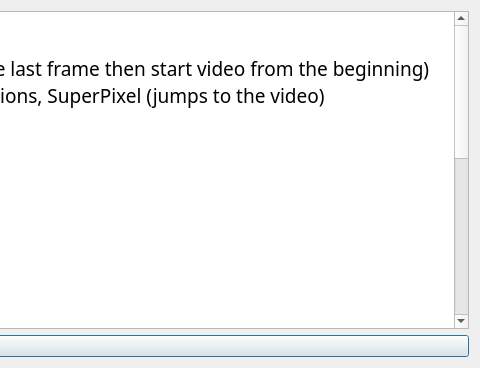
Above: application/mainwindowInfo.ui from kevinhartyanyi/BSC-Thesis before the change; both pictures show x 543 to 1023 and y 0 to 368 of the 1023 by 368 pixel window. Below: the same form after it.
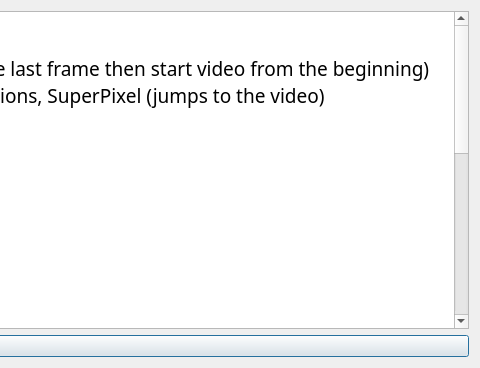
That is the form after the change.

Commit message: Added object detection

The edit to the form file:
```diff
--- a/application/mainwindowInfo.ui
+++ b/application/mainwindowInfo.ui
@@ -47,6 +47,7 @@
 &lt;li style=&quot; margin-top:0px; margin-bottom:0px; margin-left:0px; margin-right:0px; -qt-block-indent:0; text-indent:0px;&quot;&gt;BackOF: Backward optical flow (optical flow with reversed frames)&lt;/li&gt;
 &lt;li style=&quot; margin-top:0px; margin-bottom:0px; margin-left:0px; margin-right:0px; -qt-block-indent:0; text-indent:0px;&quot;&gt;Depth: Depth estimation (darker means farther, brighter means closer)&lt;/li&gt;
 &lt;li style=&quot; margin-top:0px; margin-bottom:0px; margin-left:0px; margin-right:0px; -qt-block-indent:0; text-indent:0px;&quot;&gt;Mask: Speed mask (the coloured pixels are used in the speed estimation)&lt;/li&gt;
+&lt;li style=&quot; margin-top:0px; margin-bottom:0px; margin-left:0px; margin-right:0px; -qt-block-indent:0; text-indent:0px;&quot;&gt;ObjectDetection: Object detection with YOLO model.&lt;/li&gt;
 &lt;li style=&quot; margin-top:0px; margin-bottom:0px; margin-left:0px; margin-right:0px; -qt-block-indent:0; text-indent:0px;&quot;&gt;OFArrows: Optical flow directions with arrows (after throwing away the inconsistent optical flow)&lt;/li&gt;
 &lt;li style=&quot; margin-top:0px; margin-bottom:0px; margin-left:0px; margin-right:0px; -qt-block-indent:0; text-indent:0px;&quot;&gt;OFDirections: Optical flow directions with colours (after throwing away the inconsistent optical flow), different colours represent different directions&lt;/li&gt;
 &lt;li style=&quot; margin-top:0px; margin-bottom:0px; margin-left:0px; margin-right:0px; -qt-block-indent:0; text-indent:0px;&quot;&gt;SuperPixel: Speed values in the super pixel segmentations&lt;/li&gt;&lt;/ul&gt;&lt;/body&gt;&lt;/html&gt;</string>
```
The commit also changes 22 other files.
